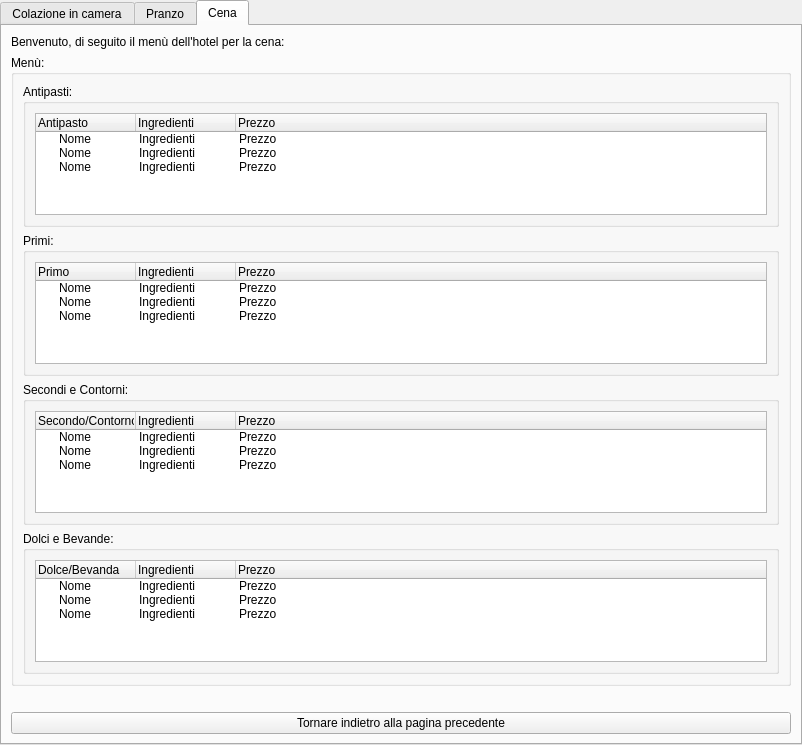
Qt form ui/Cameriere/GestisciCucina/GestioneCucinaMenu.ui (mdoraz/Hotel) before a commit.
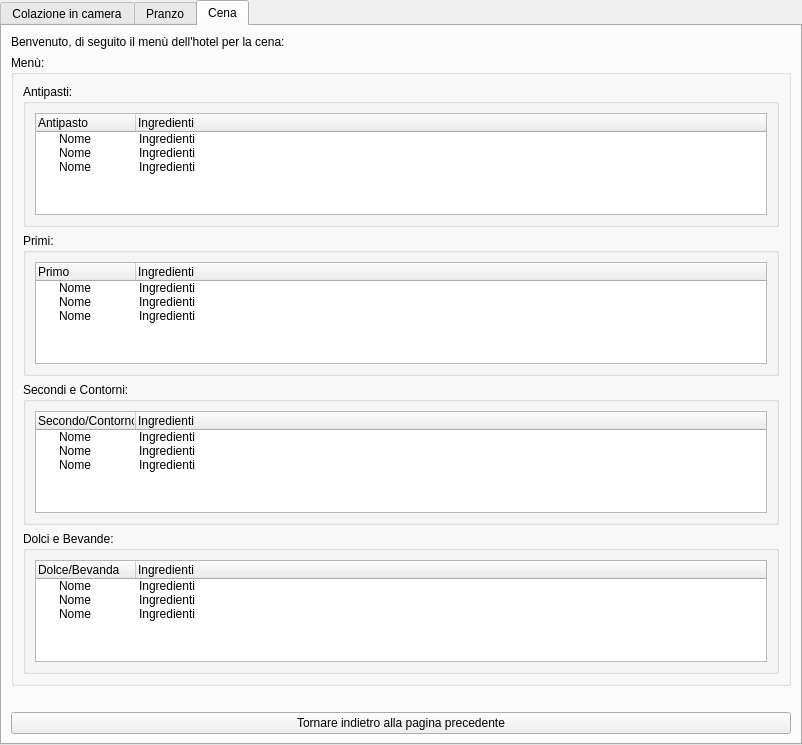
The same form after that commit. The open tabs and pages were chosen to show the change.

Commit message: modifiche gestione menu receptionist da 3 a 2 colonne nei treewidget

Patch:
```diff
--- a/ui/Cameriere/GestisciCucina/GestioneCucinaMenu.ui
+++ b/ui/Cameriere/GestisciCucina/GestioneCucinaMenu.ui
@@ -568,11 +568,6 @@
               <string>Ingredienti</string>
              </property>
             </column>
-            <column>
-             <property name="text">
-              <string>Prezzo</string>
-             </property>
-            </column>
             <item>
              <property name="text">
               <string>Nome</string>
@@ -580,9 +575,6 @@
              <property name="text">
               <string>Ingredienti</string>
              </property>
-             <property name="text">
-              <string>Prezzo</string>
-             </property>
             </item>
             <item>
              <property name="text">
@@ -591,9 +583,6 @@
              <property name="text">
               <string>Ingredienti</string>
              </property>
-             <property name="text">
-              <string>Prezzo</string>
-             </property>
             </item>
             <item>
              <property name="text">
@@ -602,9 +591,6 @@
              <property name="text">
               <string>Ingredienti</string>
              </property>
-             <property name="text">
-              <string>Prezzo</string>
-             </property>
             </item>
            </widget>
           </item>
@@ -632,11 +618,6 @@
               <string>Ingredienti</string>
              </property>
             </column>
-            <column>
-             <property name="text">
-              <string>Prezzo</string>
-             </property>
-            </column>
             <item>
              <property name="text">
               <string>Nome</string>
@@ -644,9 +625,6 @@
              <property name="text">
               <string>Ingredienti</string>
              </property>
-             <property name="text">
-              <string>Prezzo</string>
-             </property>
             </item>
             <item>
              <property name="text">
@@ -655,9 +633,6 @@
              <property name="text">
               <string>Ingredienti</string>
              </property>
-             <property name="text">
-              <string>Prezzo</string>
-             </property>
             </item>
             <item>
              <property name="text">
@@ -666,9 +641,6 @@
              <property name="text">
               <string>Ingredienti</string>
              </property>
-             <property name="text">
-              <string>Prezzo</string>
-             </property>
             </item>
            </widget>
           </item>
@@ -696,11 +668,6 @@
               <string>Ingredienti</string>
              </property>
             </column>
-            <column>
-             <property name="text">
-              <string>Prezzo</string>
-             </property>
-            </column>
             <item>
              <property name="text">
               <string>Nome</string>
@@ -708,9 +675,6 @@
              <property name="text">
               <string>Ingredienti</string>
              </property>
-             <property name="text">
-              <string>Prezzo</string>
-             </property>
             </item>
             <item>
              <property name="text">
@@ -719,9 +683,6 @@
              <property name="text">
               <string>Ingredienti</string>
              </property>
-             <property name="text">
-              <string>Prezzo</string>
-             </property>
             </item>
             <item>
              <property name="text">
@@ -730,9 +691,6 @@
              <property name="text">
               <string>Ingredienti</string>
              </property>
-             <property name="text">
-              <string>Prezzo</string>
-             </property>
             </item>
            </widget>
           </item>
@@ -760,11 +718,6 @@
               <string>Ingredienti</string>
              </property>
             </column>
-            <column>
-             <property name="text">
-              <string>Prezzo</string>
-             </property>
-            </column>
             <item>
              <property name="text">
               <string>Nome</string>
@@ -772,9 +725,6 @@
              <property name="text">
               <string>Ingredienti</string>
              </property>
-             <property name="text">
-              <string>Prezzo</string>
-             </property>
             </item>
             <item>
              <property name="text">
@@ -783,9 +733,6 @@
              <property name="text">
               <string>Ingredienti</string>
              </property>
-             <property name="text">
-              <string>Prezzo</string>
-             </property>
             </item>
             <item>
              <property name="text">
@@ -794,9 +741,6 @@
              <property name="text">
               <string>Ingredienti</string>
              </property>
-             <property name="text">
-              <string>Prezzo</string>
-             </property>
             </item>
            </widget>
           </item>
```
Left out of the diff: 44 changed lines with no effect on the pictures. The commit also changes 1 other file.
